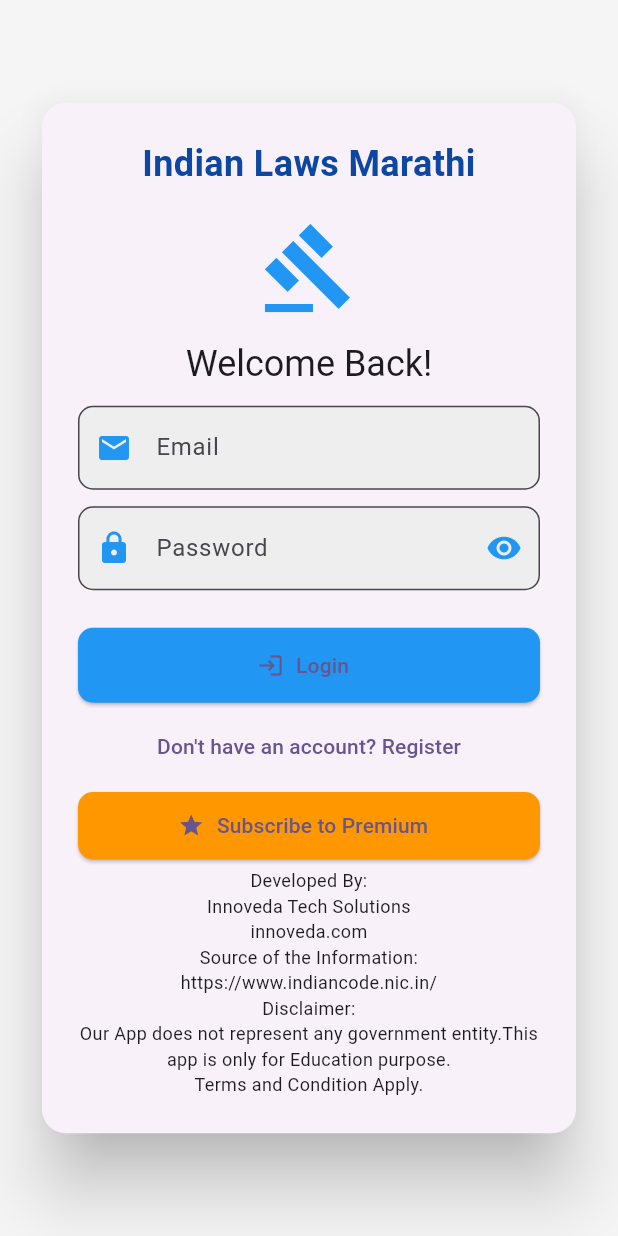
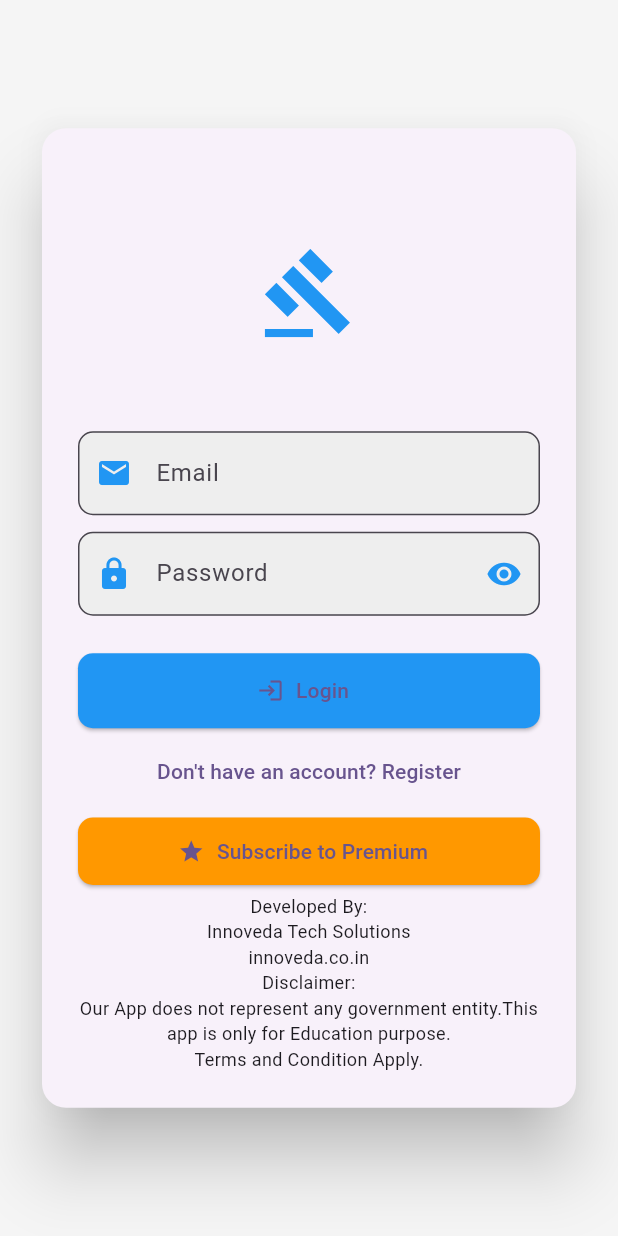
Before and after one commit to tejasbargujepatil/Shasan, a Flutter app: the screen it shows after launch, on a phone screen of 412 x 824 dp. Run offline on Flutter 3.47's test engine with Material 3 defaults, Android fonts, the phone set to English and light mode, and no system bars; our stand-ins replace animate_do, cloud_firestore, file_picker, firebase_auth, firebase_core, firebase_storage and 5 more; missing offline and left inert: syncfusion_flutter_pdf, syncfusion_flutter_pdfviewer; accounts and stored records are empty.

Commit message:
Removed Unwanted Text from login Screen

```diff
--- a/lib/login_screen.dart
+++ b/lib/login_screen.dart
@@ -96,7 +96,7 @@ class _LoginScreenState extends State<LoginScreen> {
                   mainAxisSize: MainAxisSize.min,
                   children: [
                     Text(
-                      'Indian Laws Marathi',
+                      '',
                       style: TextStyle(
                         fontSize: 24,
                         fontWeight: FontWeight.bold,
@@ -107,7 +107,7 @@ class _LoginScreenState extends State<LoginScreen> {
                     const SizedBox(height: 20),
                     const Icon(Icons.gavel, size: 64, color: Colors.blue),
                     const SizedBox(height: 16),
-                    Text('Welcome Back!', style: theme.textTheme.headlineSmall),
+                    Text('', style: theme.textTheme.headlineSmall),
                     const SizedBox(height: 12),
                     TextFormField(
                       controller: emailController,
@@ -177,7 +177,7 @@ class _LoginScreenState extends State<LoginScreen> {
                     ),
                     const SizedBox(height: 4),
                     const Text(
-                      'Developed By:\nInnoveda Tech Solutions \ninnoveda.com \nSource of the Information:\nhttps://www.indiancode.nic.in/\nDisclaimer:\nOur App does not represent any government entity.This app is only for Education purpose.\nTerms and Condition Apply.',
+                      'Developed By:\nInnoveda Tech Solutions \ninnoveda.co.in\nDisclaimer:\nOur App does not represent any government entity.This app is only for Education purpose.\nTerms and Condition Apply.',
                       textAlign: TextAlign.center,
                       style: TextStyle(fontSize: 12),
                     ),
```
